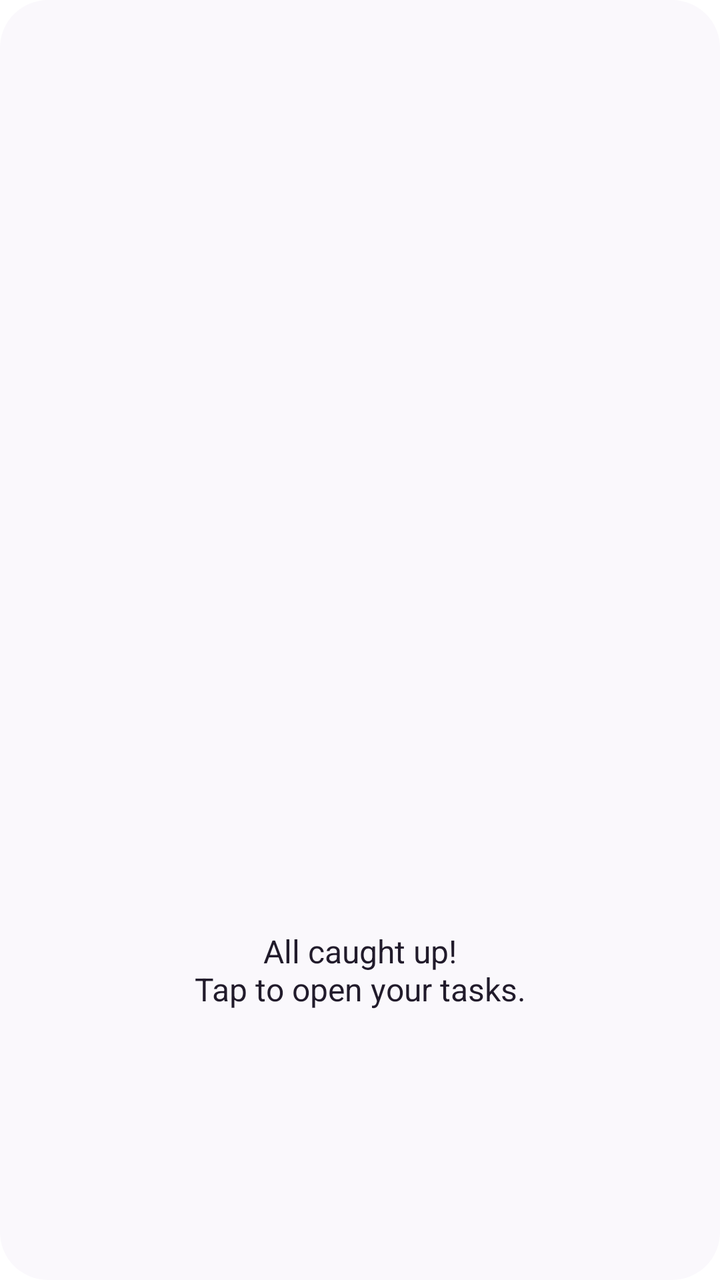
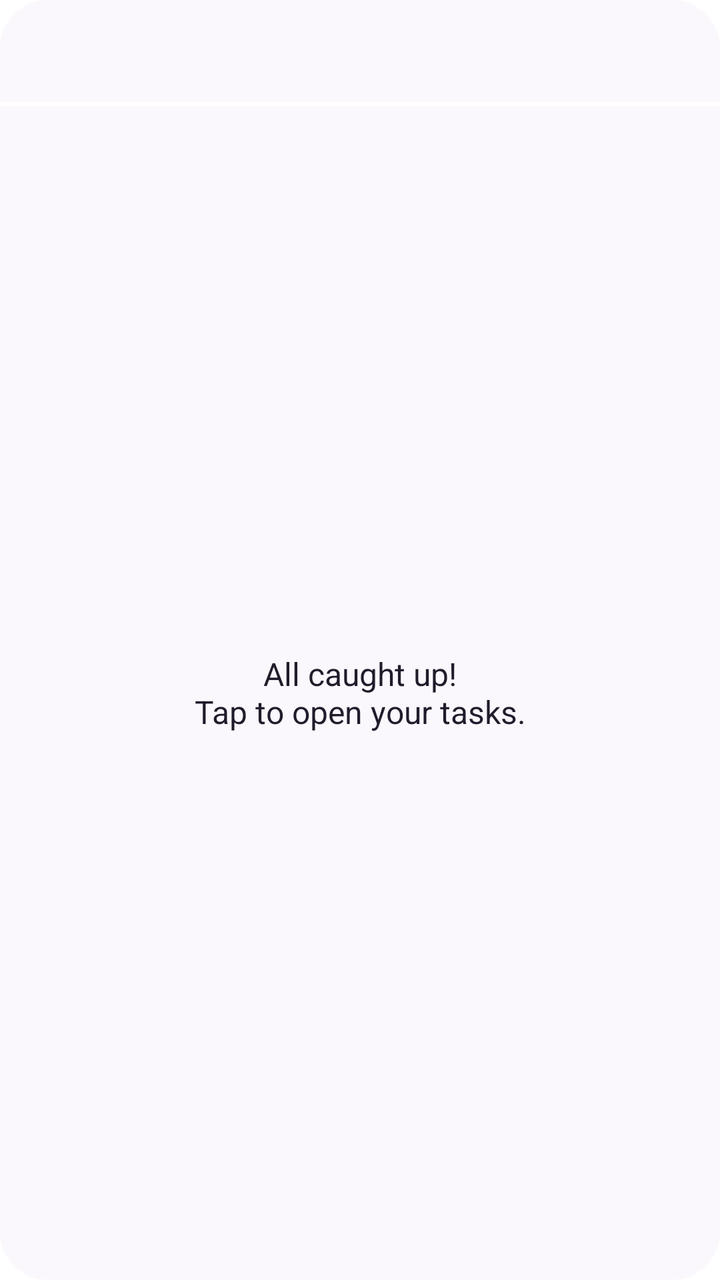

An Android layout rendered at two revisions. The XML below is the earlier revision; the diff shows what the commit changed to produce the second picture.
<!-- AndroidManifest.xml: fallback theme Theme.MaterialComponents.DayNight.NoActionBar -->
<!-- res/layout/task_widget.xml -->
<?xml version="1.0" encoding="utf-8"?>
<FrameLayout xmlns:android="http://schemas.android.com/apk/res/android"
    android:id="@+id/widget_root"
    android:layout_width="match_parent"
    android:layout_height="match_parent">

    <ImageView
        android:id="@+id/widget_background"
        android:layout_width="match_parent"
        android:layout_height="match_parent"
        android:src="@drawable/widget_background"
        android:scaleType="fitXY"
        android:importantForAccessibility="no" />

    <LinearLayout
        android:layout_width="match_parent"
        android:layout_height="match_parent"
        android:orientation="vertical"
        android:padding="8dp">

        <include
            android:id="@+id/task_list_title_container"
            layout="@layout/task_widget_title" />

        <ListView
            android:id="@+id/task_list"
            android:layout_width="match_parent"
            android:layout_height="0dp"
            android:layout_weight="1"
            android:divider="@null"
            android:dividerHeight="0dp" />

        <TextView
            android:id="@+id/empty_view"
            android:layout_width="match_parent"
            android:layout_height="0dp"
            android:layout_weight="1"
            android:gravity="center"
            android:padding="8dp"
            android:text="@string/task_widget_empty"
            android:textSize="16sp"
            android:textColor="@color/widget_empty_text" />
    </LinearLayout>
</FrameLayout>
<!-- res/layout/task_widget_title.xml (included above) -->
<?xml version="1.0" encoding="utf-8"?>
<LinearLayout xmlns:android="http://schemas.android.com/apk/res/android"
    android:layout_width="match_parent"
    android:layout_height="wrap_content"
    android:orientation="vertical">

    <TextView
        android:id="@+id/task_list_title"
        android:layout_width="match_parent"
        android:layout_height="wrap_content"
        android:paddingStart="8dp"
        android:paddingEnd="8dp"
        android:paddingTop="4dp"
        android:paddingBottom="4dp"
        android:textSize="20sp"
        android:textColor="@color/widget_task_list_title"
        android:textStyle="bold" />

    <FrameLayout
        android:id="@+id/task_list_gap"
        android:layout_width="match_parent"
        android:layout_height="2dp" />

</LinearLayout>
<!-- resources referenced by this layout -->
<resources>
  <color name="widget_empty_text">#211B2B</color>
  <color name="widget_task_list_title">#211B2B</color>
  <!-- drawable widget_background (drawable) -->
  <?xml version="1.0" encoding="utf-8"?>
  <shape xmlns:android="http://schemas.android.com/apk/res/android"
      android:shape="rectangle">
      <solid android:color="#FAF8FC" />
      <corners android:radius="24dp" />
  </shape>
  <string name="task_widget_empty">All caught up!\nTap to open your tasks.</string>
</resources>

<!-- the commit's change to res/layout/task_widget.xml (unified diff, before → after) -->
@@ -1,47 +1,76 @@
 <?xml version="1.0" encoding="utf-8"?>
-<FrameLayout xmlns:android="http://schemas.android.com/apk/res/android"
+<LinearLayout xmlns:android="http://schemas.android.com/apk/res/android"
     android:id="@+id/widget_root"
     android:layout_width="match_parent"
-    android:layout_height="match_parent">
+    android:layout_height="match_parent"
+    android:orientation="vertical">
 
-    <ImageView
-        android:id="@+id/widget_background"
+    <FrameLayout
         android:layout_width="match_parent"
-        android:layout_height="match_parent"
-        android:src="@drawable/widget_background"
-        android:scaleType="fitXY"
-        android:importantForAccessibility="no" />
+        android:layout_height="wrap_content">
 
-    <LinearLayout
+        <ImageView
+            android:id="@+id/widget_title_background"
+            android:layout_width="match_parent"
+            android:layout_height="match_parent"
+            android:src="@drawable/widget_title_background"
+            android:scaleType="fitXY"
+            android:importantForAccessibility="no" />
+
+        <LinearLayout
+            android:layout_width="match_parent"
+            android:layout_height="wrap_content"
+            android:orientation="vertical"
+            android:padding="8dp">
+
+            <include
+                android:id="@+id/task_list_title_container"
+                layout="@layout/task_widget_title" />
+        </LinearLayout>
+    </FrameLayout>
+
+    <FrameLayout
+        android:id="@+id/task_list_gap"
         android:layout_width="match_parent"
-        android:layout_height="match_parent"
-        android:orientation="vertical"
-        android:padding="8dp">
+        android:layout_height="2dp" />
 
-        <include
-            android:id="@+id/task_list_title_container"
-            layout="@layout/task_widget_title" />
+    <FrameLayout
+        android:layout_width="match_parent"
+        android:layout_height="0dp"
+        android:layout_weight="1">
 
-        <ListView
-            android:id="@+id/task_list"
+        <ImageView
+            android:id="@+id/widget_background"
             android:layout_width="match_parent"
-            android:layout_height="0dp"
-            android:layout_weight="1"
-            android:divider="@null"
-            android:dividerHeight="0dp" />
+            android:layout_height="match_parent"
+            android:src="@drawable/widget_background"
+            android:scaleType="fitXY"
+            android:importantForAccessibility="no" />
 
-        <TextView
-            android:id="@+id/empty_view"
+        <FrameLayout
             android:layout_width="match_parent"
-            android:layout_height="0dp"
-            android:layout_weight="1"
-            android:gravity="center"
-            android:padding="8dp"
-            android:text="@string/task_widget_empty"
-            android:textSize="16sp"
-            android:textColor="@color/widget_empty_text" />
-    </LinearLayout>
-</FrameLayout>
+            android:layout_height="match_parent"
+            android:padding="8dp">
+
+            <ListView
+                android:id="@+id/task_list"
+                android:layout_width="match_parent"
+                android:layout_height="match_parent"
+                android:divider="@null"
+                android:dividerHeight="0dp" />
+
+            <TextView
+                android:id="@+id/empty_view"
+                android:layout_width="match_parent"
+                android:layout_height="match_parent"
+                android:gravity="center"
+                android:padding="8dp"
+                android:text="@string/task_widget_empty"
+                android:textSize="16sp"
+                android:textColor="@color/widget_empty_text" />
+        </FrameLayout>
+    </FrameLayout>
+</LinearLayout>
 <!-- res/layout/task_widget_title.xml (included above) -->
 <?xml version="1.0" encoding="utf-8"?>
 <LinearLayout xmlns:android="http://schemas.android.com/apk/res/android"
@@ -61,9 +90,4 @@
         android:textColor="@color/widget_task_list_title"
         android:textStyle="bold" />
 
-    <FrameLayout
-        android:id="@+id/task_list_gap"
-        android:layout_width="match_parent"
-        android:layout_height="2dp" />
-
 </LinearLayout>
<!-- resource entries referenced after the edit -->
@@ -7,7 +7,22 @@
   <shape xmlns:android="http://schemas.android.com/apk/res/android"
       android:shape="rectangle">
       <solid android:color="#FAF8FC" />
-      <corners android:radius="24dp" />
+      <corners
+          android:topLeftRadius="0dp"
+          android:topRightRadius="0dp"
+          android:bottomLeftRadius="24dp"
+          android:bottomRightRadius="24dp" />
+  </shape>
+  <!-- drawable widget_title_background (drawable) -->
+  <?xml version="1.0" encoding="utf-8"?>
+  <shape xmlns:android="http://schemas.android.com/apk/res/android"
+      android:shape="rectangle">
+      <solid android:color="#FAF8FC" />
+      <corners
+          android:topLeftRadius="24dp"
+          android:topRightRadius="24dp"
+          android:bottomLeftRadius="0dp"
+          android:bottomRightRadius="0dp" />
   </shape>
   <string name="task_widget_empty">All caught up!\nTap to open your tasks.</string>
 </resources>
